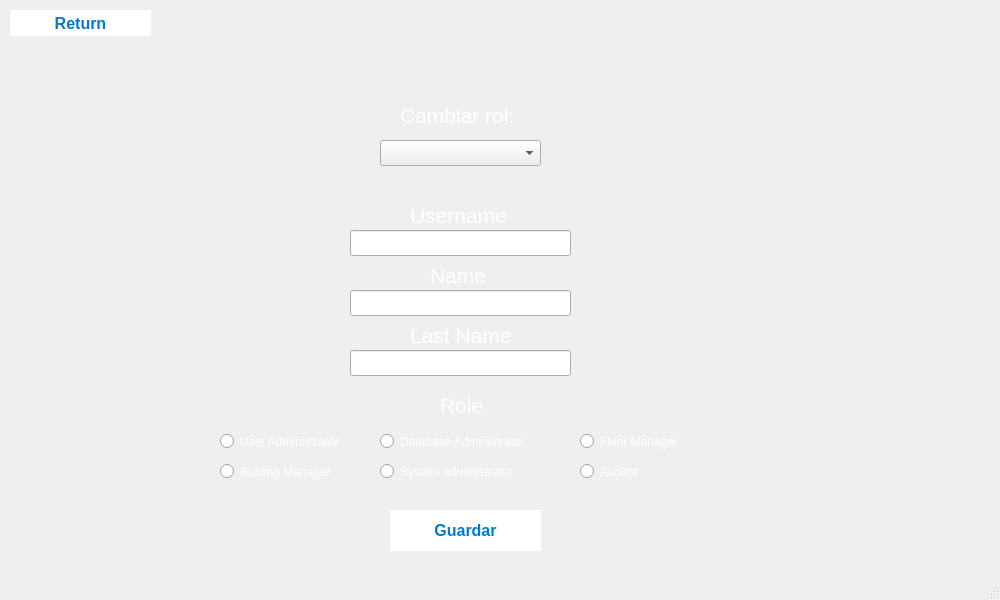
Above: PI-Edificio/modifyuser.ui from QuiannZo/Intelligent_Building before the change. Below: the same form after it.
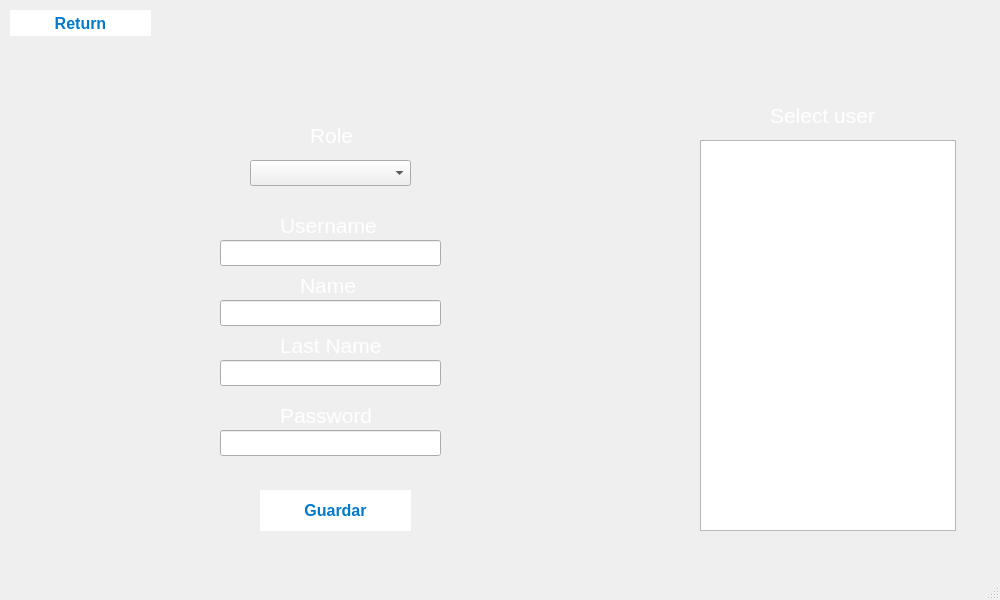
That is the form after the change.

The edit to the form file:
```diff
--- a/PI-Edificio/modifyuser.ui
+++ b/PI-Edificio/modifyuser.ui
@@ -17,19 +17,19 @@
    <widget class="QWidget" name="widgetUser" native="true">
     <property name="geometry">
      <rect>
-      <x>420</x>
-      <y>20</y>
-      <width>81</width>
-      <height>71</height>
+      <x>790</x>
+      <y>30</y>
+      <width>71</width>
+      <height>61</height>
      </rect>
     </property>
    </widget>
    <widget class="QLabel" name="nombre">
     <property name="geometry">
      <rect>
-      <x>400</x>
-      <y>100</y>
-      <width>121</width>
+      <x>310</x>
+      <y>120</y>
+      <width>61</width>
       <height>31</height>
      </rect>
     </property>
@@ -67,14 +67,14 @@
      </font>
     </property>
     <property name="text">
-     <string>Cambiar rol:</string>
+     <string>Role</string>
     </property>
    </widget>
    <widget class="QPushButton" name="pushButton1">
     <property name="geometry">
      <rect>
-      <x>390</x>
-      <y>510</y>
+      <x>260</x>
+      <y>490</y>
       <width>151</width>
       <height>41</height>
      </rect>
@@ -143,334 +143,18 @@
    <widget class="QComboBox" name="comboBox">
     <property name="geometry">
      <rect>
-      <x>380</x>
-      <y>140</y>
+      <x>250</x>
+      <y>160</y>
       <width>161</width>
       <height>26</height>
      </rect>
     </property>
    </widget>
-   <widget class="QRadioButton" name="buildingMng">
-    <property name="geometry">
-     <rect>
-      <x>220</x>
-      <y>460</y>
-      <width>131</width>
-      <height>23</height>
-     </rect>
-    </property>
-    <property name="palette">
-     <palette>
-      <active>
-       <colorrole role="WindowText">
-        <brush brushstyle="SolidPattern">
-         <color alpha="255">
-          <red>255</red>
-          <green>255</green>
-          <blue>255</blue>
-         </color>
-        </brush>
-       </colorrole>
-      </active>
-      <inactive>
-       <colorrole role="WindowText">
-        <brush brushstyle="SolidPattern">
-         <color alpha="255">
-          <red>255</red>
-          <green>255</green>
-          <blue>255</blue>
-         </color>
-        </brush>
-       </colorrole>
-      </inactive>
-      <disabled/>
-     </palette>
-    </property>
-    <property name="font">
-     <font>
-      <bold>false</bold>
-     </font>
-    </property>
-    <property name="text">
-     <string>Bulding Manager</string>
-    </property>
-   </widget>
-   <widget class="QRadioButton" name="dbAdm">
-    <property name="geometry">
-     <rect>
-      <x>380</x>
-      <y>430</y>
-      <width>191</width>
-      <height>23</height>
-     </rect>
-    </property>
-    <property name="palette">
-     <palette>
-      <active>
-       <colorrole role="WindowText">
-        <brush brushstyle="SolidPattern">
-         <color alpha="255">
-          <red>255</red>
-          <green>255</green>
-          <blue>255</blue>
-         </color>
-        </brush>
-       </colorrole>
-      </active>
-      <inactive>
-       <colorrole role="WindowText">
-        <brush brushstyle="SolidPattern">
-         <color alpha="255">
-          <red>255</red>
-          <green>255</green>
-          <blue>255</blue>
-         </color>
-        </brush>
-       </colorrole>
-      </inactive>
-      <disabled/>
-     </palette>
-    </property>
-    <property name="font">
-     <font>
-      <bold>false</bold>
-     </font>
-    </property>
-    <property name="text">
-     <string>Database Administrator</string>
-    </property>
-   </widget>
-   <widget class="QRadioButton" name="Auditor">
-    <property name="geometry">
-     <rect>
-      <x>580</x>
-      <y>460</y>
-      <width>171</width>
-      <height>23</height>
-     </rect>
-    </property>
-    <property name="palette">
-     <palette>
-      <active>
-       <colorrole role="WindowText">
-        <brush brushstyle="SolidPattern">
-         <color alpha="255">
-          <red>255</red>
-          <green>255</green>
-          <blue>255</blue>
-         </color>
-        </brush>
-       </colorrole>
-      </active>
-      <inactive>
-       <colorrole role="WindowText">
-        <brush brushstyle="SolidPattern">
-         <color alpha="255">
-          <red>255</red>
-          <green>255</green>
-          <blue>255</blue>
-         </color>
-        </brush>
-       </colorrole>
-      </inactive>
-      <disabled/>
-     </palette>
-    </property>
-    <property name="font">
-     <font>
-      <bold>false</bold>
-     </font>
-    </property>
-    <property name="text">
-     <string>Auditor</string>
-    </property>
-   </widget>
-   <widget class="QRadioButton" name="floorMng">
-    <property name="geometry">
-     <rect>
-      <x>580</x>
-      <y>430</y>
-      <width>191</width>
-      <height>23</height>
-     </rect>
-    </property>
-    <property name="palette">
-     <palette>
-      <active>
-       <colorrole role="WindowText">
-        <brush brushstyle="SolidPattern">
-         <color alpha="255">
-          <red>255</red>
-          <green>255</green>
-          <blue>255</blue>
-         </color>
-        </brush>
-       </colorrole>
-      </active>
-      <inactive>
-       <colorrole role="WindowText">
-        <brush brushstyle="SolidPattern">
-         <color alpha="255">
-          <red>255</red>
-          <green>255</green>
-          <blue>255</blue>
-         </color>
-        </brush>
-       </colorrole>
-      </inactive>
-      <disabled/>
-     </palette>
-    </property>
-    <property name="font">
-     <font>
-      <bold>false</bold>
-     </font>
-    </property>
-    <property name="text">
-     <string>Floor Manager</string>
-    </property>
-   </widget>
-   <widget class="QRadioButton" name="systemAd">
-    <property name="geometry">
-     <rect>
-      <x>380</x>
-      <y>460</y>
-      <width>171</width>
-      <height>23</height>
-     </rect>
-    </property>
-    <property name="palette">
-     <palette>
-      <active>
-       <colorrole role="WindowText">
-        <brush brushstyle="SolidPattern">
-         <color alpha="255">
-          <red>255</red>
-          <green>255</green>
-          <blue>255</blue>
-         </color>
-        </brush>
-       </colorrole>
-      </active>
-      <inactive>
-       <colorrole role="WindowText">
-        <brush brushstyle="SolidPattern">
-         <color alpha="255">
-          <red>255</red>
-          <green>255</green>
-          <blue>255</blue>
-         </color>
-        </brush>
-       </colorrole>
-      </inactive>
-      <disabled/>
-     </palette>
-    </property>
-    <property name="font">
-     <font>
-      <bold>false</bold>
-     </font>
-    </property>
-    <property name="text">
-     <string>System administrator</string>
-    </property>
-   </widget>
-   <widget class="QRadioButton" name="userAd">
-    <property name="geometry">
-     <rect>
-      <x>220</x>
-      <y>430</y>
-      <width>161</width>
-      <height>23</height>
-     </rect>
-    </property>
-    <property name="palette">
-     <palette>
-      <active>
-       <colorrole role="WindowText">
-        <brush brushstyle="SolidPattern">
-         <color alpha="255">
-          <red>255</red>
-          <green>255</green>
-          <blue>255</blue>
-         </color>
-        </brush>
-       </colorrole>
-      </active>
-      <inactive>
-       <colorrole role="WindowText">
-        <brush brushstyle="SolidPattern">
-         <color alpha="255">
-          <red>255</red>
-          <green>255</green>
-          <blue>255</blue>
-         </color>
-        </brush>
-       </colorrole>
-      </inactive>
-      <disabled/>
-     </palette>
-    </property>
-    <property name="font">
-     <font>
-      <bold>false</bold>
-     </font>
-    </property>
-    <property name="text">
-     <string>User Administrator</string>
-    </property>
-   </widget>
-   <widget class="QLabel" name="role">
-    <property name="geometry">
-     <rect>
-      <x>440</x>
-      <y>390</y>
-      <width>51</width>
-      <height>31</height>
-     </rect>
-    </property>
-    <property name="palette">
-     <palette>
-      <active>
-       <colorrole role="WindowText">
-        <brush brushstyle="SolidPattern">
-         <color alpha="255">
-          <red>255</red>
-          <green>255</green>
-          <blue>255</blue>
-         </color>
-        </brush>
-       </colorrole>
-      </active>
-      <inactive>
-       <colorrole role="WindowText">
-        <brush brushstyle="SolidPattern">
-         <color alpha="255">
-          <red>255</red>
-          <green>255</green>
-          <blue>255</blue>
-         </color>
-        </brush>
-       </colorrole>
-      </inactive>
-      <disabled/>
-     </palette>
-    </property>
-    <property name="font">
-     <font>
-      <pointsize>16</pointsize>
-      <bold>false</bold>
-     </font>
-    </property>
-    <property name="text">
-     <string>Role</string>
-    </property>
-   </widget>
    <widget class="QLabel" name="name">
     <property name="geometry">
      <rect>
-      <x>430</x>
-      <y>260</y>
+      <x>300</x>
+      <y>270</y>
       <width>61</width>
       <height>31</height>
      </rect>
@@ -515,9 +199,9 @@
    <widget class="QLabel" name="lastName">
     <property name="geometry">
      <rect>
-      <x>410</x>
-      <y>320</y>
-      <width>101</width>
+      <x>280</x>
+      <y>330</y>
+      <width>111</width>
       <height>31</height>
      </rect>
     </property>
@@ -561,9 +245,9 @@
    <widget class="QLabel" name="username">
     <property name="geometry">
      <rect>
-      <x>410</x>
-      <y>200</y>
-      <width>101</width>
+      <x>280</x>
+      <y>210</y>
+      <width>111</width>
       <height>31</height>
      </rect>
     </property>
@@ -607,8 +291,8 @@
    <widget class="QLineEdit" name="lastNamelineEdit">
     <property name="geometry">
      <rect>
-      <x>350</x>
-      <y>350</y>
+      <x>220</x>
+      <y>360</y>
       <width>221</width>
       <height>26</height>
      </rect>
@@ -617,8 +301,8 @@
    <widget class="QLineEdit" name="namelineEdit">
     <property name="geometry">
      <rect>
-      <x>350</x>
-      <y>290</y>
+      <x>220</x>
+      <y>300</y>
       <width>221</width>
       <height>26</height>
      </rect>
@@ -627,13 +311,134 @@
    <widget class="QLineEdit" name="usernamelineEdit">
     <property name="geometry">
      <rect>
-      <x>350</x>
-      <y>230</y>
+      <x>220</x>
+      <y>240</y>
       <width>221</width>
       <height>26</height>
      </rect>
     </property>
    </widget>
+   <widget class="QListWidget" name="listWidget">
+    <property name="geometry">
+     <rect>
+      <x>700</x>
+      <y>140</y>
+      <width>256</width>
+      <height>391</height>
+     </rect>
+    </property>
+    <property name="font">
+     <font>
+      <pointsize>12</pointsize>
+      <bold>true</bold>
+     </font>
+    </property>
+   </widget>
+   <widget class="QLabel" name="nombre_2">
+    <property name="geometry">
+     <rect>
+      <x>770</x>
+      <y>100</y>
+      <width>121</width>
+      <height>31</height>
+     </rect>
+    </property>
+    <property name="palette">
+     <palette>
+      <active>
+       <colorrole role="WindowText">
+        <brush brushstyle="SolidPattern">
+         <color alpha="255">
+          <red>255</red>
+          <green>255</green>
+          <blue>255</blue>
+         </color>
+        </brush>
+       </colorrole>
+      </active>
+      <inactive>
+       <colorrole role="WindowText">
+        <brush brushstyle="SolidPattern">
+         <color alpha="255">
+          <red>255</red>
+          <green>255</green>
+          <blue>255</blue>
+         </color>
+        </brush>
+       </colorrole>
+      </inactive>
+      <disabled/>
+     </palette>
+    </property>
+    <property name="font">
+     <font>
+      <pointsize>16</pointsize>
+      <bold>false</bold>
+     </font>
+    </property>
+    <property name="text">
+     <string>Select user</string>
+    </property>
+   </widget>
+   <widget class="QLineEdit" name="password">
+    <property name="geometry">
+     <rect>
+      <x>220</x>
+      <y>430</y>
+      <width>221</width>
+      <height>26</height>
+     </rect>
+    </property>
+    <property name="text">
+     <string/>
+    </property>
+   </widget>
+   <widget class="QLabel" name="lastName_2">
+    <property name="geometry">
+     <rect>
+      <x>280</x>
+      <y>400</y>
+      <width>111</width>
+      <height>31</height>
+     </rect>
+    </property>
+    <property name="palette">
+     <palette>
+      <active>
+       <colorrole role="WindowText">
+        <brush brushstyle="SolidPattern">
+         <color alpha="255">
+          <red>255</red>
+          <green>255</green>
+          <blue>255</blue>
+         </color>
+        </brush>
+       </colorrole>
+      </active>
+      <inactive>
+       <colorrole role="WindowText">
+        <brush brushstyle="SolidPattern">
+         <color alpha="255">
+          <red>255</red>
+          <green>255</green>
+          <blue>255</blue>
+         </color>
+        </brush>
+       </colorrole>
+      </inactive>
+      <disabled/>
+     </palette>
+    </property>
+    <property name="font">
+     <font>
+      <pointsize>16</pointsize>
+      <bold>false</bold>
+     </font>
+    </property>
+    <property name="text">
+     <string>Password</string>
+    </property>
+   </widget>
   </widget>
   <widget class="QMenuBar" name="menubar">
    <property name="geometry">
```
Left out of the diff: 8 changed lines with no effect on the pictures.
